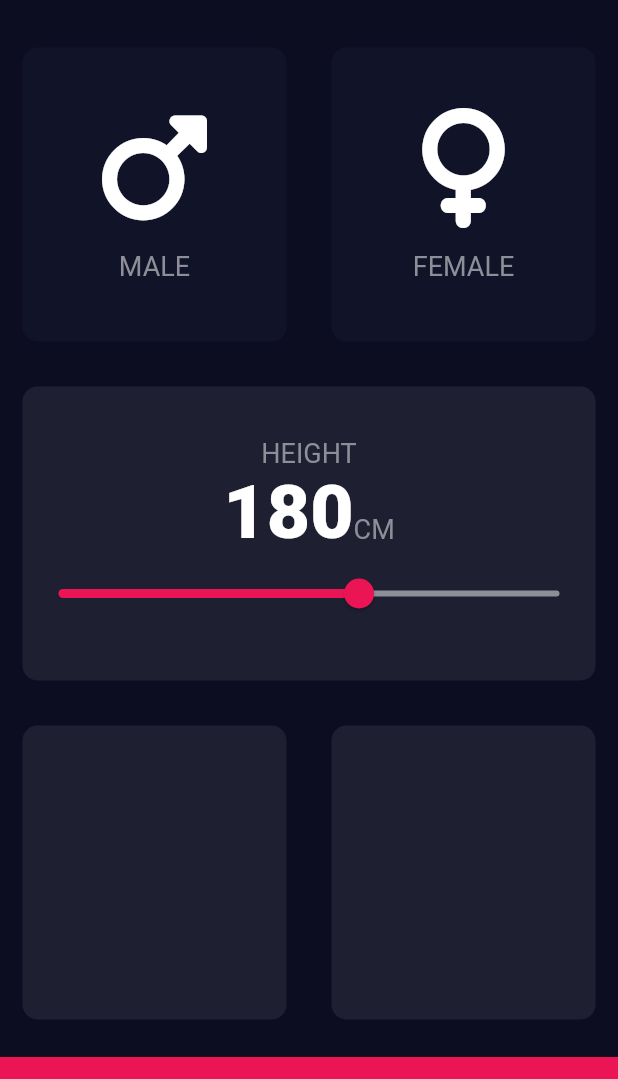
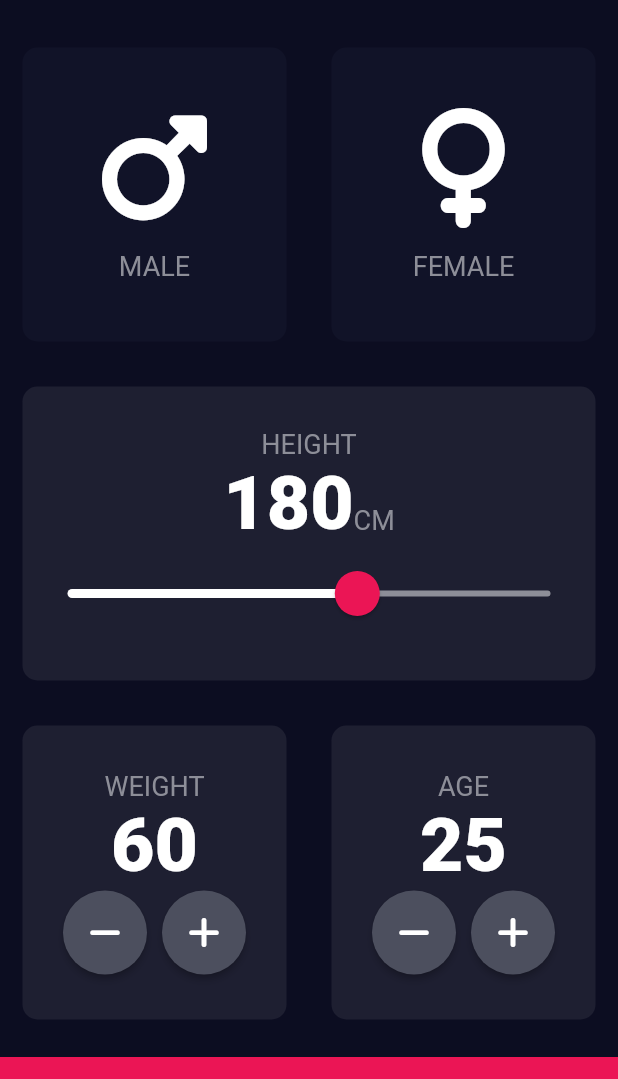
Before and after one commit to R4Y4N16/BMI_Calculator, a Flutter app: the screen it shows after launch, on a phone screen of 412 x 824 dp, the part 59-1138 px from its top. Run offline on Flutter 3.47's test engine with Material 2 defaults, Android fonts, the phone set to English and light mode, and no system bars; our stand-ins replace font_awesome_flutter.

Commit message:
Created the Age and Weight widget

```diff
--- a/lib/input_page.dart
+++ b/lib/input_page.dart
@@ -16,6 +16,8 @@ class InputPage extends StatefulWidget {
 class _InputPageState extends State<InputPage> {
   Gender? selectedGender;
   int height = 180;
+  int weight = 60;
+  int age = 25;
   @override
   Widget build(BuildContext context) {
     return Scaffold(
@@ -75,17 +77,27 @@ class _InputPageState extends State<InputPage> {
                       ),
                     ],
                   ),
-                  Slider(
+                  SliderTheme(
+                    data: SliderTheme.of(context).copyWith(
+                      inactiveTrackColor: Color(0xFF8D8E98),
+                      activeTrackColor: Colors.white,
+                      thumbColor: Color(0xFFEB1555),
+                      overlayColor: Color(0x29EB1555),
+                      thumbShape:
+                        RoundSliderThumbShape(enabledThumbRadius: 15.0),
+                      overlayShape:
+                        RoundSliderOverlayShape(overlayRadius: 30.0),
+                    ),
+                    child: Slider(
                       value: height.toDouble(),
                       min: 120.0,
                       max: 220.0,
-                    activeColor: Color(0xFFEB1555),
-                    inactiveColor: Color(0xFF8D8E98),
                       onChanged: (double newValue){
                         setState(() {
                           height = newValue.toInt();
                         });
                       },
+                    ),
                   ),
                 ],
               ), onPress: () {  },
@@ -98,7 +110,38 @@ class _InputPageState extends State<InputPage> {
                     onPress: (){},
                     colour: kActiveCardColour,
                     cardChild: Column(
+                      mainAxisAlignment: MainAxisAlignment.center,
                       children: <Widget>[
+                        Text(
+                        'WEIGHT',
+                        style: kLabelTextStyle,
+                        ),
+                        Text(
+                          weight.toString(),
+                          style: kNumberTextStyle,
+                        ),
+                        Row(
+                          mainAxisAlignment: MainAxisAlignment.center,
+                          children: <Widget>[
+                            RoundIconButton(
+                              icon: FontAwesomeIcons.minus,
+                              onPressed: (){
+                                setState(() {
+                                  weight--;
+                                });
+                              },
+                            ),
+                            SizedBox(width: 10.0,),
+                            RoundIconButton(
+                              icon: FontAwesomeIcons.plus,
+                              onPressed: (){
+                                setState(() {
+                                  weight++;
+                                });
+                              },
+                            ),
+                          ],
+                        ),
                       ],
                     ),
                   ),
@@ -108,7 +151,37 @@ class _InputPageState extends State<InputPage> {
                     onPress: (){},
                     colour: kActiveCardColour,
                     cardChild: Column(
+                      mainAxisAlignment: MainAxisAlignment.center,
                       children: <Widget>[
+                        Text(
+                          'AGE',
+                          style: kLabelTextStyle,
+                        ),
+                        Text(
+                          age.toString(),
+                          style: kNumberTextStyle,
+                        ),
+                        Row(
+                          mainAxisAlignment: MainAxisAlignment.center,
+                          children: <Widget>[
+                            RoundIconButton(
+                              icon: FontAwesomeIcons.minus,
+                              onPressed: (){
+                                setState(() {
+                                  age--;
+                                });
+                              },
+                            ),
+                            SizedBox(width: 10.0),
+                            RoundIconButton(
+                              icon: FontAwesomeIcons.plus,
+                              onPressed: (){
+                                setState(() {
+                                  age++;
+                                });
+                              },),
+                          ],
+                        ),
                       ],
                     ),
                   ),
@@ -126,3 +199,23 @@ class _InputPageState extends State<InputPage> {
     );
   }
 }
+class RoundIconButton extends StatelessWidget {
+  RoundIconButton({required this.icon, required this.onPressed});
+
+  final IconData icon;
+  final void Function() onPressed;
+
+  @override
+  Widget build(BuildContext context) {
+    return RawMaterialButton(
+      child: Icon(icon),
+      onPressed: onPressed,
+      constraints: BoxConstraints.tightFor(
+        width: 56.0,
+        height: 56.0,
+      ),
+      shape: CircleBorder(),
+      fillColor: Color(0xFF4C4F5E),
+    );
+  }
+}
```
Lines whose indentation alone changed are shown as unchanged.
